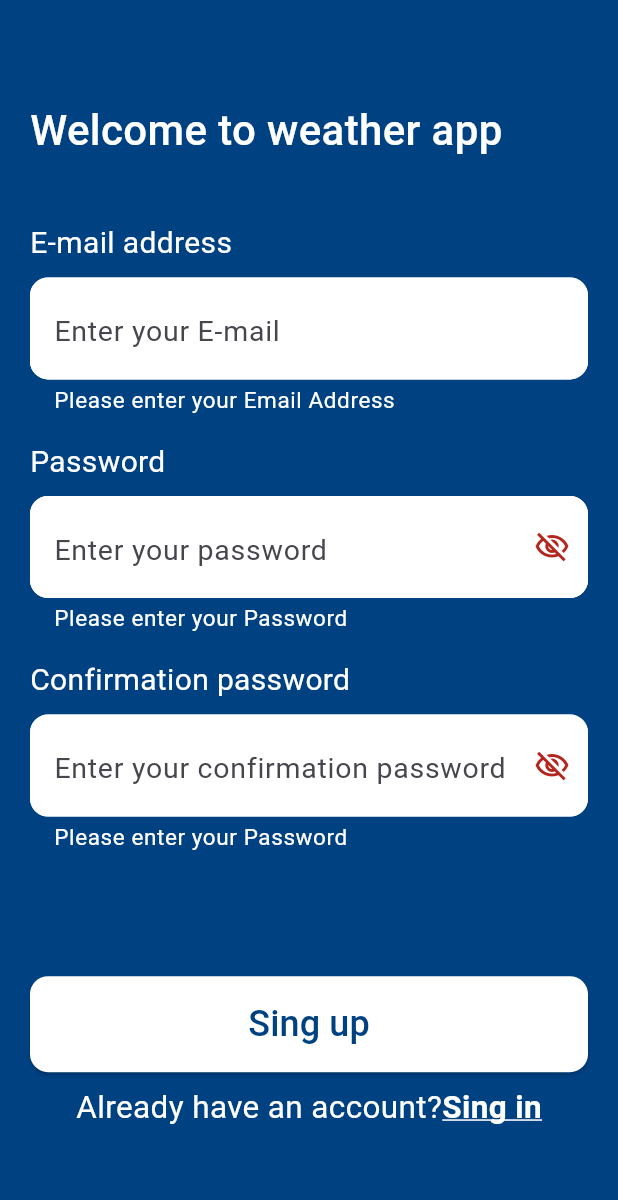
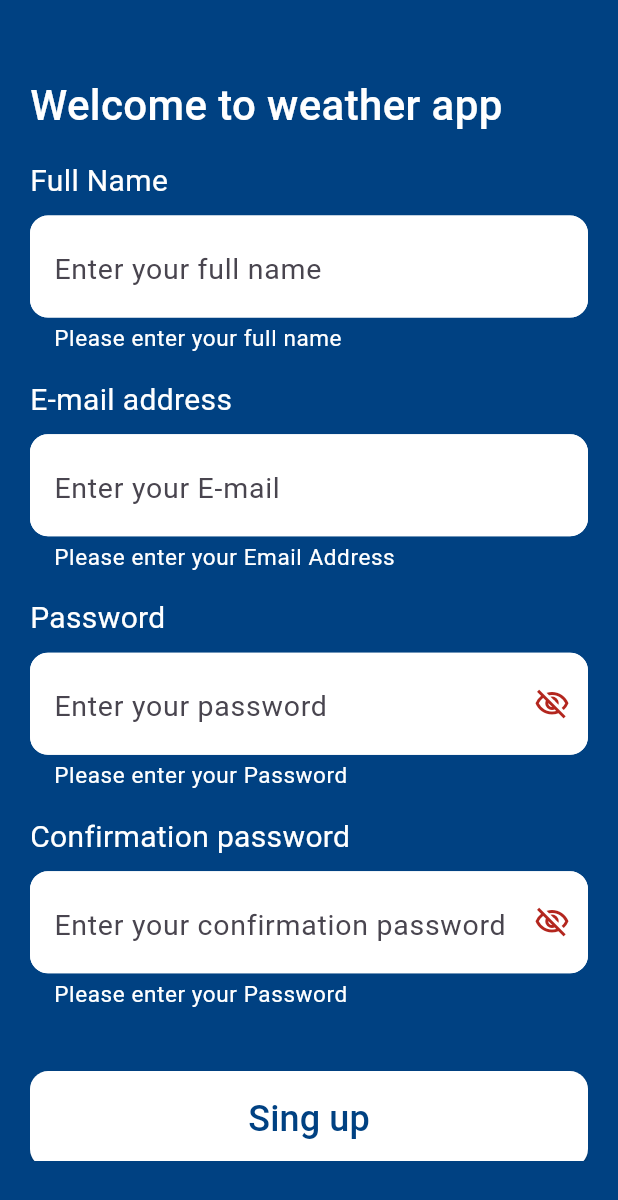
Before and after one commit to osamaabdo536/AI-Weather, a Flutter app: the RegisterViewBody screen opened directly, after a tap on "Sing up", on a phone screen of 412 x 824 dp. Shown: the top 1200 px of the screen. Run offline on Flutter 3.47's test engine with Material 3 defaults, Android fonts, the phone set to English and light mode, and no system bars; our stand-ins replace cloud_firestore, firebase_analytics, firebase_auth, firebase_core, flutter_bloc, get_it and 1 more; accounts and stored records are empty.

Commit message:
Added full name to register screen and finished register logic.

```diff
--- /dev/null
+++ b/lib/core/utils/constants.dart
@@ -0,0 +1,3 @@
+import 'dart:ui';
+
+const primaryColor = Color(0xff004182);
--- a/lib/core/uitils/custom_elevated_button.dart
+++ b/lib/core/utils/custom_elevated_button.dart
@@ -22,11 +22,11 @@ class CustomElevatedButton extends StatelessWidget {
           borderRadius: BorderRadius.circular(12),
         ),
       ),
-      child: const TextWidget(
-        text: "Sing up",
+      child: TextWidget(
+        text: text,
         size: 24,
         fontWeight: FontWeight.w500,
-        color: Color(0xff004182),
+        color: const Color(0xff004182),
       ),
     );
   }
--- a/lib/feature/auth/login/presentation/views/widgets/login_view_body.dart
+++ b/lib/feature/auth/login/presentation/views/widgets/login_view_body.dart
@@ -1,12 +1,11 @@
 import 'package:flutter/material.dart';
 import 'package:go_router/go_router.dart';
-
 import '../../../../../../core/Router/app_router.dart';
-import '../../../../../../core/uitils/custom_elevated_button.dart';
-import '../../../../../../core/uitils/custom_text_form_filed.dart';
-import '../../../../../../core/uitils/text_widget.dart';
-import '../../../../../../core/uitils/validation/email_validation.dart';
-import '../../../../../../core/uitils/validation/password_validation.dart';
+import '../../../../../../core/utils/custom_elevated_button.dart';
+import '../../../../../../core/utils/custom_text_form_filed.dart';
+import '../../../../../../core/utils/text_widget.dart';
+import '../../../../../../core/utils/validation/email_validation.dart';
+import '../../../../../../core/utils/validation/password_validation.dart';
 
 class LoginViewBody extends StatefulWidget {
   const LoginViewBody({super.key});
@@ -92,13 +91,13 @@ class _LoginViewBodyState extends State<LoginViewBody> {
                       validator: passwordValidation,
                     ),
                     SizedBox(
-                      height: MediaQuery.of(context).size.height * 0.1,
+                      height: MediaQuery.of(context).size.height * 0.05,
                     ),
                     CustomElevatedButton(
                       onPressed: () {
                         login();
                       },
-                      text: 'Sing ip',
+                      text: 'Sign in',
                     ),
                     SizedBox(
                       height: MediaQuery.of(context).size.height * 0.01,
--- /dev/null
+++ b/lib/feature/auth/register/presentation/register_cubit/register_cubit.dart
@@ -0,0 +1,44 @@
+import 'package:firebase_auth/firebase_auth.dart';
+import 'package:flutter/material.dart';
+import 'package:flutter_bloc/flutter_bloc.dart';
+import 'package:get_it/get_it.dart';
+import 'package:weather/feature/auth/register/domain/repos/register_repo.dart';
+import 'package:weather/feature/auth/register/presentation/register_cubit/register_state.dart';
+
+class RegisterCubit extends Cubit<RegisterStates> {
+  var key = GlobalKey<FormState>();
+  final fullNameController = TextEditingController();
+  final emailController = TextEditingController();
+  final passwordController = TextEditingController();
+  final confirmationPasswordController = TextEditingController();
+  bool isVisible = true;
+  bool isConformationVisible = true;
+  final RegisterRepo registerRepo = GetIt.instance<RegisterRepo>();
+
+  RegisterCubit():super(RegisterInitialState());
+
+  Future<void> register() async {
+    if (key.currentState?.validate() == true) {
+      try {
+        emit(RegisterLoadingState());
+        print('Before Firebase call');
+
+        var response = await registerRepo.register(
+          fullNameController.text,
+          emailController.text,
+          passwordController.text,
+          confirmationPasswordController.text,
+        );
+        print('After Firebase call');
+
+        if (response?.user?.uid != null) {
+          emit(RegisterSuccessState());
+        } else {
+          emit(RegisterErrorState('error'));
+        }
+      } catch (e) {
+        emit(RegisterErrorState("helppppppp"));
+      }
+    }
+  }
+}
--- /dev/null
+++ b/lib/feature/auth/register/presentation/register_cubit/register_state.dart
@@ -0,0 +1,12 @@
+abstract class RegisterStates{}
+
+class RegisterInitialState extends RegisterStates{}
+
+class RegisterLoadingState extends RegisterStates{}
+
+class RegisterSuccessState extends RegisterStates {}
+
+class RegisterErrorState extends RegisterStates{
+  final String errorMassage;
+  RegisterErrorState(this.errorMassage);
+}
--- a/lib/feature/auth/register/presentation/views/widgets/register_view_body.dart
+++ b/lib/feature/auth/register/presentation/views/widgets/register_view_body.dart
@@ -1,12 +1,15 @@
 import 'package:flutter/material.dart';
+import 'package:flutter_bloc/flutter_bloc.dart';
 import 'package:go_router/go_router.dart';
-import 'package:weather/core/uitils/text_widget.dart';
-import 'package:weather/core/uitils/validation/email_validation.dart';
-import 'package:weather/core/uitils/validation/password_validation.dart';
-
+import 'package:weather/feature/auth/register/presentation/register_cubit/register_state.dart';
 import '../../../../../../core/Router/app_router.dart';
-import '../../../../../../core/uitils/custom_elevated_button.dart';
-import '../../../../../../core/uitils/custom_text_form_filed.dart';
+import '../../../../../../core/utils/custom_elevated_button.dart';
+import '../../../../../../core/utils/custom_text_form_filed.dart';
+import '../../../../../../core/utils/dialoug_utils.dart';
+import '../../../../../../core/utils/text_widget.dart';
+import '../../../../../../core/utils/validation/email_validation.dart';
+import '../../../../../../core/utils/validation/password_validation.dart';
+import '../../register_cubit/register_cubit.dart';
 
 class RegisterViewBody extends StatefulWidget {
   const RegisterViewBody({super.key});
@@ -16,39 +19,71 @@ class RegisterViewBody extends StatefulWidget {
 }
 
 class _RegisterViewBodyState extends State<RegisterViewBody> {
-  var key = GlobalKey<FormState>();
-  final emailController = TextEditingController();
-  final passwordController = TextEditingController();
-  final confirmationPasswordController = TextEditingController();
-  bool isVisible = true;
-  bool isConformationVisible = true;
-
+  RegisterCubit viewCubit = RegisterCubit();
   @override
   Widget build(BuildContext context) {
+    return BlocConsumer<RegisterCubit, RegisterStates>(
+      bloc: viewCubit,
+      listener: (context, state) {
+        if (state is RegisterLoadingState)  {
+          DialogUtils.showLoading(context, "Loading...");
+          const CircularProgressIndicator();
+        } else if (state is RegisterErrorState) {
+          DialogUtils.hideLoading(context);
+          DialogUtils.showMessage(context, state.errorMassage,
+              posActionName: 'Ok',title: "Something went wrong!");
+        } else if (state is RegisterSuccessState) {
+          DialogUtils.hideLoading(context);
+          DialogUtils.showMessage(context, "User sign un successfully!",
+              posActionName: "Ok" , title: "Welcome!");
+          Future.delayed(const Duration(seconds: 2), () {
+            GoRouter.of(context).push(AppRouter.loginView);
+          });
+        }
+      },
+      builder: (context, state) {
         return SafeArea(
           child: Scaffold(
             backgroundColor: const Color(0xff004182),
             body: Padding(
               padding: const EdgeInsets.symmetric(vertical: 50, horizontal: 20),
+              child: SingleChildScrollView(
                 child: Column(
                   crossAxisAlignment: CrossAxisAlignment.stretch,
                   children: [
-              SizedBox(
-                height: MediaQuery.of(context).size.height * 0.02,
-              ),
                     const TextWidget(
                       text: 'Welcome to weather app',
                       size: 28,
                       fontWeight: FontWeight.w500,
                     ),
                     SizedBox(
-                height: MediaQuery.of(context).size.height * 0.05,
+                      height: MediaQuery.of(context).size.height * 0.02,
                     ),
                     Form(
-                key: key,
+                      key: viewCubit.key,
                       child: Column(
                         crossAxisAlignment: CrossAxisAlignment.stretch,
                         children: [
+                          const TextWidget(
+                            text: 'Full Name',
+                            size: 20,
+                          ),
+                          SizedBox(
+                            height: MediaQuery.of(context).size.height * 0.01,
+                          ),
+                          CustomTextFormFiled(
+                            hintText: 'Enter your full name',
+                            controller: viewCubit.fullNameController,
+                            validator: (text) {
+                              if (text == null || text.trim().isEmpty) {
+                                return "Please enter your full name";
+                              }
+                              return null;
+                            },
+                          ),
+                          SizedBox(
+                            height: MediaQuery.of(context).size.height * 0.02,
+                          ),
                           const TextWidget(
                             text: 'E-mail address',
                             size: 20,
@@ -58,7 +93,7 @@ class _RegisterViewBodyState extends State<RegisterViewBody> {
                           ),
                           CustomTextFormFiled(
                             hintText: 'Enter your E-mail',
-                      controller: emailController,
+                            controller: viewCubit.emailController,
                             validator: emailValidation,
                           ),
                           SizedBox(
@@ -73,16 +108,16 @@ class _RegisterViewBodyState extends State<RegisterViewBody> {
                           ),
                           CustomTextFormFiled(
                             hintText: 'Enter your password',
-                      controller: passwordController,
-                      isObscure: isVisible,
+                            controller: viewCubit.passwordController,
+                            isObscure: viewCubit.isVisible,
                             icon: IconButton(
                               onPressed: () {
                                 setState(() {
-                            isVisible = !isVisible;
+                                  viewCubit.isVisible = !viewCubit.isVisible;
                                 });
                               },
                               icon: Icon(
-                          isVisible
+                                viewCubit.isVisible
                                     ? Icons.visibility_off_outlined
                                     : Icons.visibility_outlined,
                               ),
@@ -101,16 +136,18 @@ class _RegisterViewBodyState extends State<RegisterViewBody> {
                           ),
                           CustomTextFormFiled(
                             hintText: 'Enter your confirmation password',
-                      controller: confirmationPasswordController,
-                      isObscure: isConformationVisible,
+                            controller:
+                                viewCubit.confirmationPasswordController,
+                            isObscure: viewCubit.isConformationVisible,
                             icon: IconButton(
                               onPressed: () {
                                 setState(() {
-                            isConformationVisible = !isConformationVisible;
+                                  viewCubit.isConformationVisible =
+                                      !viewCubit.isConformationVisible;
                                 });
                               },
                               icon: Icon(
-                          isConformationVisible
+                                viewCubit.isConformationVisible
                                     ? Icons.visibility_off_outlined
                                     : Icons.visibility_outlined,
                               ),
@@ -119,18 +156,18 @@ class _RegisterViewBodyState extends State<RegisterViewBody> {
                               if (text == null || text.trim().isEmpty) {
                                 return "Please enter your Password";
                               }
-                        if (text != passwordController.text) {
+                              if (text != viewCubit.passwordController.text) {
                                 return "Your password doesn't match";
                               }
                               return null;
                             },
                           ),
                           SizedBox(
-                      height: MediaQuery.of(context).size.height * 0.1,
+                            height: MediaQuery.of(context).size.height * 0.05,
                           ),
                           CustomElevatedButton(
                             onPressed: () {
-                        register();
+                              viewCubit.register();
                             },
                             text: 'Sing up',
                           ),
@@ -145,8 +182,9 @@ class _RegisterViewBodyState extends State<RegisterViewBody> {
                                 size: 21,
                               ),
                               InkWell(
-                          onTap: (){
-                            GoRouter.of(context).push(AppRouter.loginView);
+                                onTap: () {
+                                  GoRouter.of(context)
+                                      .push(AppRouter.loginView);
                                 },
                                 child: const TextWidget(
                                   text: 'Sing in',
@@ -164,10 +202,9 @@ class _RegisterViewBodyState extends State<RegisterViewBody> {
                 ),
               ),
             ),
+          ),
+        );
+      },
     );
   }
-
-  void register() {
-    if (key.currentState?.validate() == true) {}
 }
-}
--- a/lib/main.dart
+++ b/lib/main.dart
@@ -2,6 +2,7 @@ import 'package:flutter/material.dart';
 import 'package:weather/core/Router/app_router.dart';
 import 'package:firebase_core/firebase_core.dart';
 import 'package:firebase_analytics/firebase_analytics.dart';
+import 'core/di/dependency_injection.dart';
 import 'firebase_options.dart';
 
 void main() async {
@@ -9,6 +10,8 @@ void main() async {
   await Firebase.initializeApp(
     options: DefaultFirebaseOptions.currentPlatform,
   );
+  final di = DependencyInjection();
+  di.configure();
   runApp(const WeatherApp());
 }
 
--- a/pubspec.yaml
+++ b/pubspec.yaml
@@ -39,6 +39,9 @@ dependencies:
   firebase_core: ^3.11.0
   firebase_analytics: ^11.4.2
   firebase_auth: ^5.4.2
+  cloud_firestore: ^5.6.3
+  get_it: ^8.0.3
+  flutter_bloc: ^9.0.0
 
 dev_dependencies:
   flutter_test:
```
Also changed, not shown: lib/core/di/dependency_injection.dart (added, +19 -0 lines), lib/core/network/firebase_utils.dart (added, +68 -0 lines), lib/core/utils/dialoug_utils.dart (added, +90 -0 lines), lib/feature/auth/register/data/data_source/register_remote_data_source.dart (added, +10 -0 lines), lib/feature/auth/register/data/data_source/register_remote_data_source_impl.dart (added, +19 -0 lines), lib/feature/auth/register/data/repos/register_repo_impl.dart (added, +20 -0 lines), lib/feature/auth/register/domain/repos/register_repo.dart (added, +10 -0 lines), lib/core/utils/custom_text_form_filed.dart (renamed from lib/core/uitils/custom_text_form_filed.dart), lib/core/utils/text_widget.dart (renamed from lib/core/uitils/text_widget.dart), lib/core/utils/validation/email_validation.dart (renamed from lib/core/uitils/validation/email_validation.dart), lib/core/utils/validation/password_validation.dart (renamed from lib/core/uitils/validation/password_validation.dart), pubspec.lock, 4 other files. Lines whose indentation alone changed are shown as unchanged.
